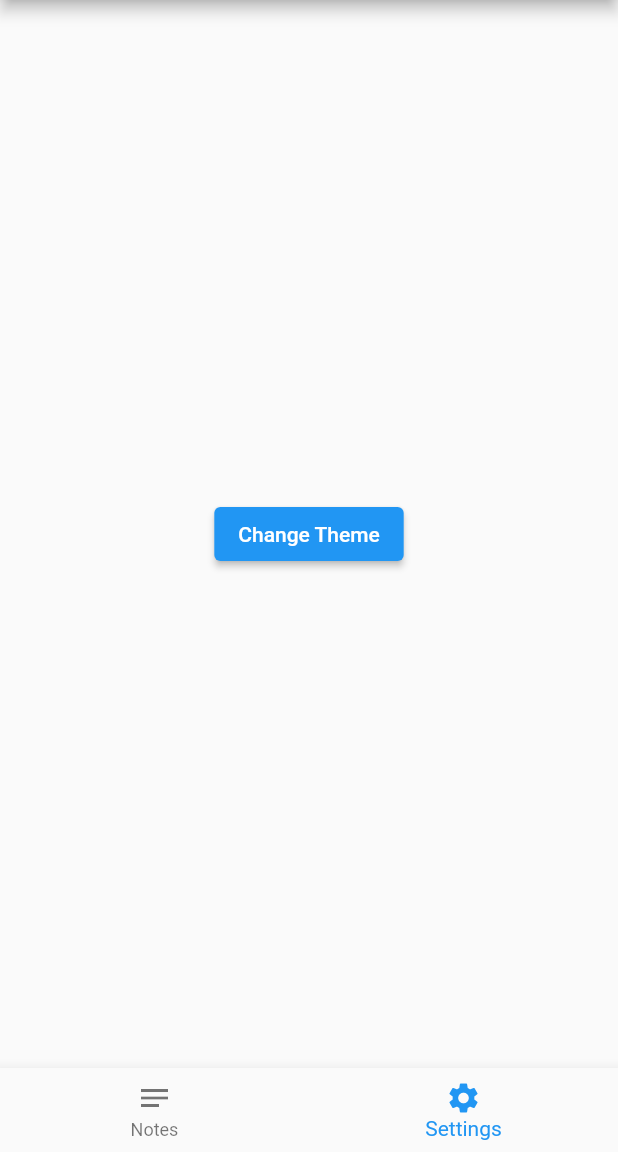
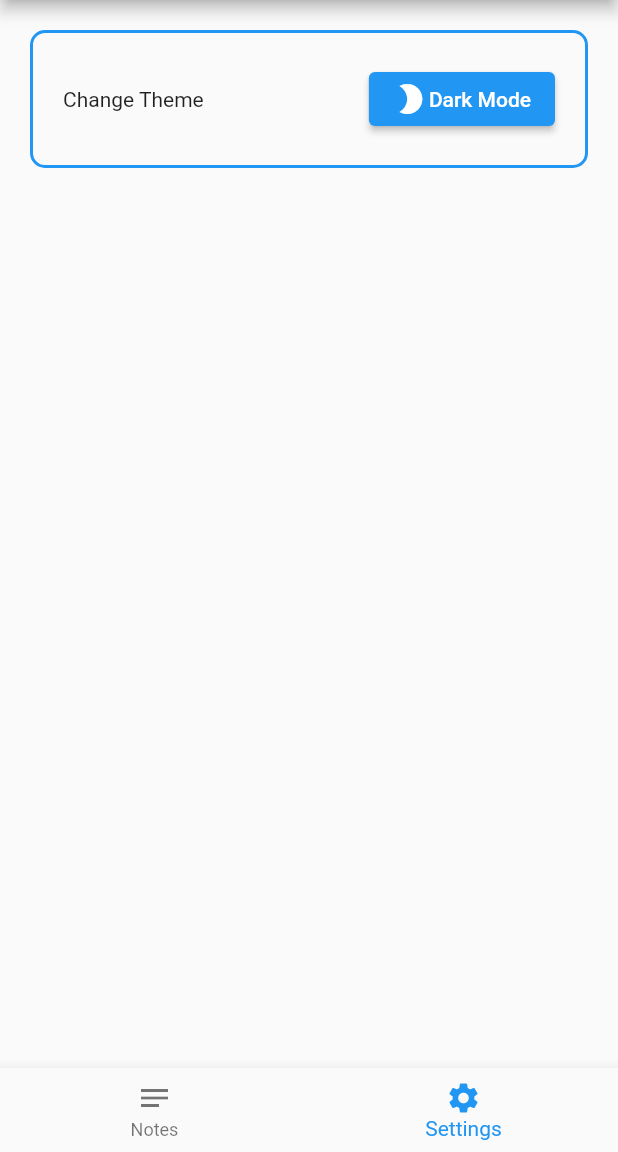
Before and after one commit to Wise-394/Task_trackr, a Flutter app: the screen it shows after launch, item 2 of the bottom bar chosen, on a phone screen of 412 x 824 dp, the part 84-1236 px from its top. Run offline on Flutter 3.47's test engine with Material 2 defaults, Android fonts, the phone set to English and light mode, and no system bars; our stand-ins replace get, hive, hive_flutter; accounts and stored records are empty.

Commit message:
icon and text changing depending on theme

```diff
--- a/lib/settings_page.dart
+++ b/lib/settings_page.dart
@@ -15,19 +15,39 @@ class _SettingsPageState extends State<SettingsPage> {
 
   @override
   Widget build(BuildContext context) {
-    return Padding(
-      padding: const EdgeInsets.all(20.0),
+    return Column(
+      children: [
+        Padding(
+          padding: const EdgeInsets.all(20),
+          child: Container(
+            padding: const EdgeInsets.all(20),
+            decoration: BoxDecoration(
+              border: Border.all(
+                color: Theme.of(context).colorScheme.primary,
+                width: 2,
+              ),
+              borderRadius: BorderRadius.circular(10),
+            ),
             child: Row(
-        mainAxisAlignment: MainAxisAlignment.center,
               children: [
+                const Text("Change Theme"),
+                const Spacer(),
                 ElevatedButton(
                   onPressed: () {
                     changeTheme();
                   },
-            child: const Text("Change Theme"),
+                  child: Row(
+                    children: [
+                      Icon(Get.isDarkMode ? Icons.sunny : Icons.mode_night),
+                      Text(Get.isDarkMode ? "Light mode" : "Dark Mode"),
+                    ],
+                  ),
                 ),
               ],
             ),
+          ),
+        ),
+      ],
     );
   }
 }
```
Also changed, not shown: lib/util/to_do_tile.dart (+11 -3 lines). Lines whose indentation alone changed are shown as unchanged.
